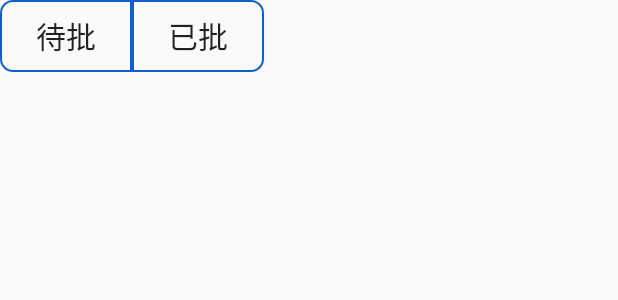
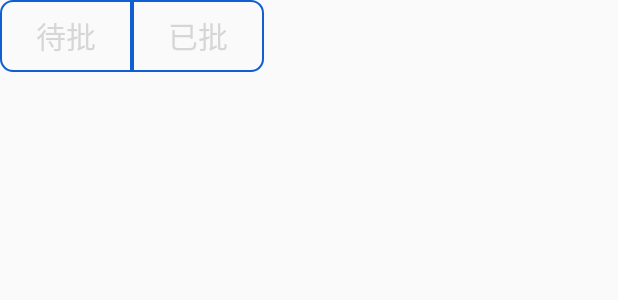
Before and after one commit to buildandroid/FgwMobile, an Android app: the layout fragment_dai_pi_yi_pi_switcher.xml on its own in the app's theme, with its tools: preview values and no code run, on a phone screen of 412 x 824 dp. Shown: the top 300 px of the screen. Run offline under Robolectric (Android 15) with nearby library versions, the phone set to English and light mode, and no system bars.

Commit message:
switcher使用color state list

```diff
--- a/app/src/main/res/layout/fragment_dai_pi_yi_pi_switcher.xml
+++ b/app/src/main/res/layout/fragment_dai_pi_yi_pi_switcher.xml
@@ -9,6 +9,7 @@
         android:text="@string/prompt_pend"
         android:id="@+id/gwqp_daipi"
         android:textSize="20sp"
+        android:textColor="@color/gwqp_switcher"
         android:background="@drawable/gwqp_daipi_btn_bg"
         />
     <Button
@@ -16,6 +17,7 @@
         android:layout_height="wrap_content"
         android:text="@string/prompt_approve"
         android:textSize="20sp"
+        android:textColor="@color/gwqp_switcher"
         android:layout_toRightOf="@id/gwqp_daipi"
         android:background="@drawable/gwqp_yipi_btn_bg"
         android:id="@+id/gwqp_yipi"
```
